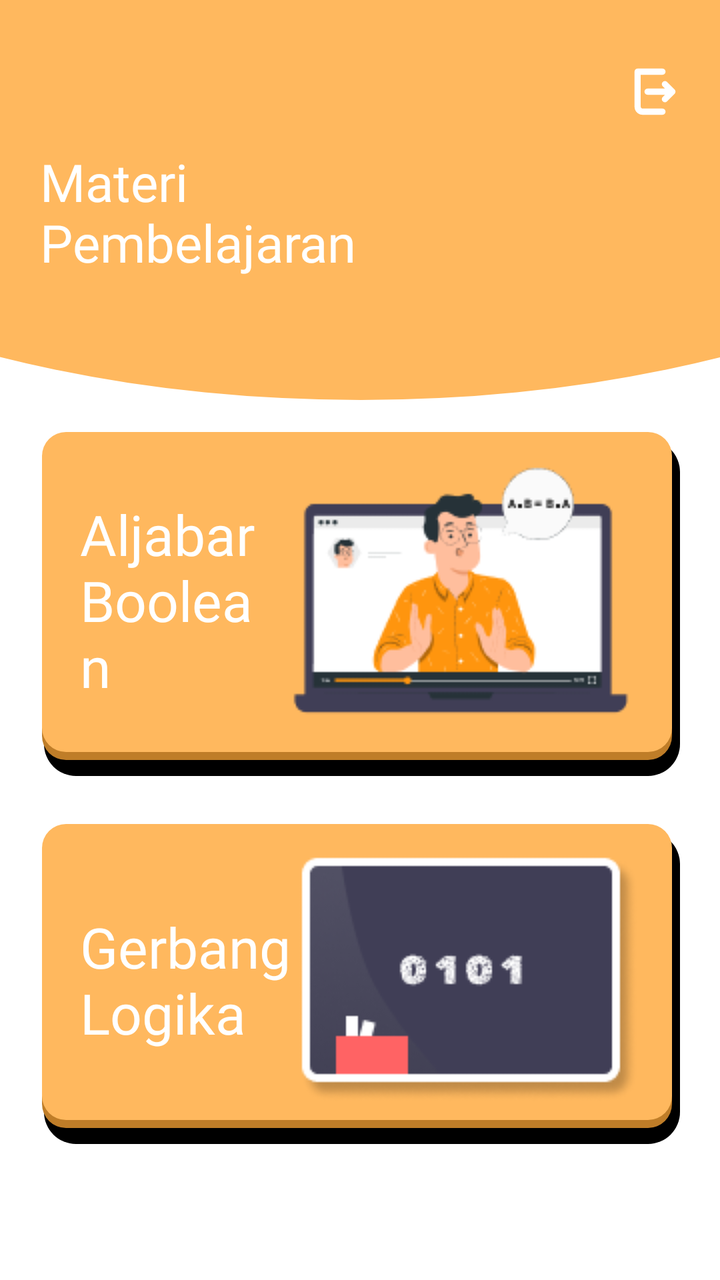
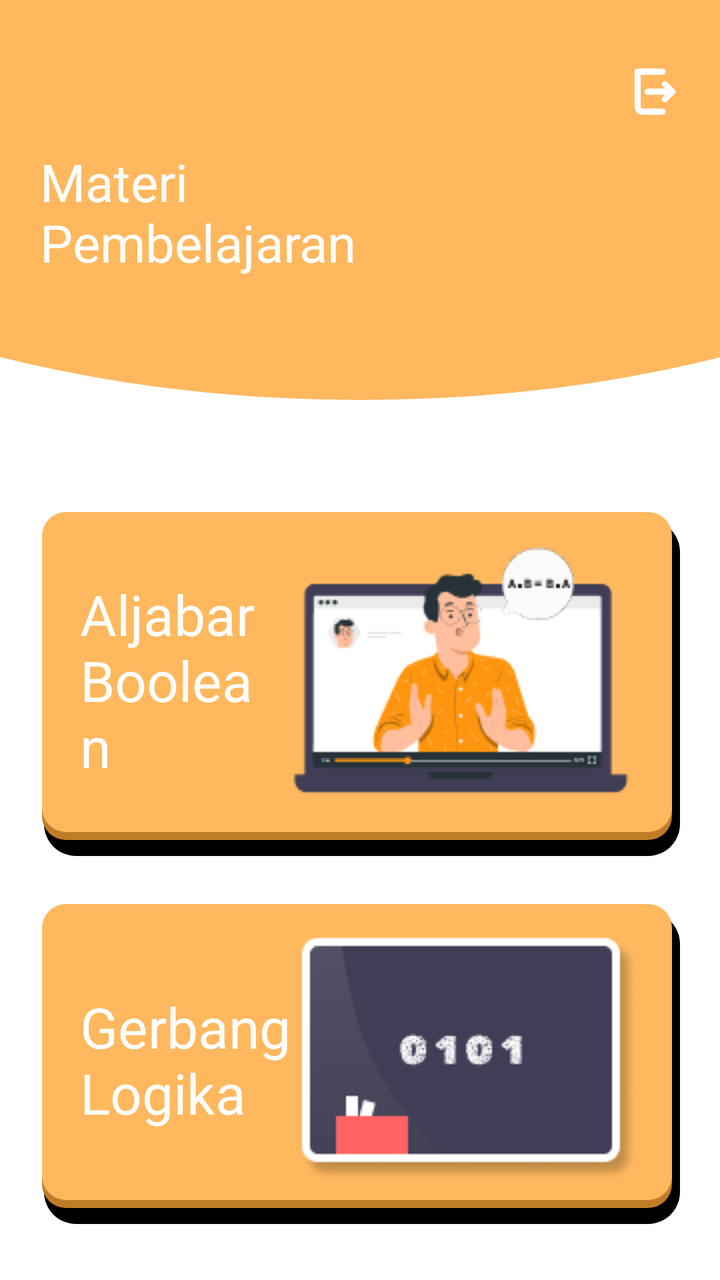

Screens rendered from an Android XML layout before and after an edit, with the pre-edit source and the edit as a unified diff.
<!-- AndroidManifest.xml: application theme Theme.PintuLogika -->
<!-- res/layout/fragment_materi.xml -->
<?xml version="1.0" encoding="utf-8"?>
<androidx.constraintlayout.widget.ConstraintLayout xmlns:android="http://schemas.android.com/apk/res/android"
    xmlns:tools="http://schemas.android.com/tools"
    xmlns:app="http://schemas.android.com/apk/res-auto"
    android:layout_width="match_parent"
    android:layout_height="match_parent"
    android:background="@color/white"
    tools:context=".ui.features.materi.MateriFragment">

    <View
        android:layout_width="800dp"
        android:layout_height="400dp"
        android:translationY="-200dp"
        app:layout_constraintTop_toTopOf="parent"
        app:layout_constraintEnd_toEndOf="parent"
        app:layout_constraintStart_toStartOf="parent"
        android:backgroundTint="@color/orange_reguler"
        android:background="@drawable/bg_orange_circle_shape"/>

    
    <ImageView
        android:id="@+id/btn_keluar"
        android:layout_width="wrap_content"
        android:layout_height="wrap_content"
        android:layout_marginHorizontal="20dp"
        android:minHeight="25dp"
        android:minWidth="25dp"
        android:layout_marginTop="18dp"
        android:background="@android:color/transparent"
        android:src="@drawable/ic_exit"
        app:layout_constraintBottom_toTopOf="@+id/tv_titleOnboarding"
        app:layout_constraintEnd_toEndOf="parent"
        app:layout_constraintTop_toTopOf="parent" />

    
    <TextView
        android:id="@+id/tv_titleOnboarding"
        android:layout_width="0dp"
        android:layout_height="wrap_content"
        android:layout_marginHorizontal="20dp"
        android:layout_marginTop="20dp"
        android:fontFamily="@font/poppins_bold"
        android:text="Materi\nPembelajaran"
        android:textAlignment="viewStart"
        android:textColor="@color/white"
        android:textSize="26sp"
        app:layout_constraintBottom_toTopOf="@+id/guidelineHorizontal"
        app:layout_constraintEnd_toEndOf="parent"
        app:layout_constraintStart_toStartOf="parent"
        app:layout_constraintTop_toTopOf="parent" />
    


    <LinearLayout
        android:id="@+id/card_materiAljabarBoolean"
        android:layout_width="match_parent"
        android:layout_height="wrap_content"
        android:padding="20dp"
        android:gravity="center"
        android:background="@drawable/bg_3d_card_shape_large"
        android:orientation="horizontal"
        android:layout_marginHorizontal="20dp"
        android:layout_marginTop="20dp"
        app:layout_constraintStart_toStartOf="parent"
        app:layout_constraintEnd_toEndOf="parent"
        app:layout_constraintTop_toBottomOf="@+id/guidelineHorizontal">

        <TextView
            android:id="@+id/tv_titleAljabarBoolean"
            android:layout_width="0dp"
            android:layout_height="wrap_content"
            android:layout_weight="1"
            android:text="Aljabar Boolean"
            android:fontFamily="@font/poppins_bold"
            android:textColor="@color/white"
            android:textSize="28sp"/>

        <ImageView
            android:id="@+id/img_materiAljabarBoolean"
            android:layout_width="wrap_content"
            android:layout_height="wrap_content"
            android:src="@drawable/img_materi_aljabar_boolean"/>
    </LinearLayout>

    <LinearLayout
        android:id="@+id/card_materiGerbangLogika"
        android:layout_width="match_parent"
        android:layout_height="wrap_content"
        android:padding="20dp"
        android:gravity="center"
        android:background="@drawable/bg_3d_card_shape_large"
        android:orientation="horizontal"
        android:layout_marginHorizontal="20dp"
        android:layout_marginTop="20dp"
        app:layout_constraintStart_toStartOf="parent"
        app:layout_constraintEnd_toEndOf="parent"
        app:layout_constraintTop_toBottomOf="@+id/card_materiAljabarBoolean">

        <TextView
            android:id="@+id/tv_titleGerbangLogika"
            android:layout_width="0dp"
            android:layout_height="wrap_content"
            android:layout_weight="1"
            android:text="Gerbang\nLogika"
            android:textColor="@color/white"
            android:fontFamily="@font/poppins_bold"
            android:textSize="28sp"/>

        <ImageView
            android:id="@+id/img_materiGerbangLogika"
            android:layout_width="wrap_content"
            android:layout_height="wrap_content"
            android:src="@drawable/img_materi_gerbang_logika"/>
    </LinearLayout>


    <androidx.constraintlayout.widget.Guideline
        android:id="@+id/guidelineHorizontal"
        android:layout_width="wrap_content"
        android:layout_height="64dp"
        android:orientation="horizontal"
        app:layout_constraintEnd_toEndOf="parent"
        app:layout_constraintGuide_percent="0.3"
        app:layout_constraintStart_toStartOf="parent" />

    <androidx.constraintlayout.widget.Guideline
        android:id="@+id/guidelineVertical"
        android:layout_width="wrap_content"
        android:layout_height="64dp"
        android:orientation="vertical"
        app:layout_constraintEnd_toEndOf="parent"
        app:layout_constraintGuide_percent="0.5"
        app:layout_constraintStart_toStartOf="parent" />

</androidx.constraintlayout.widget.ConstraintLayout>
<!-- resources referenced by this layout -->
<resources>
  <color name="orange_reguler">#FFB85E</color>
  <color name="white">#FFFFFFFF</color>
  <!-- drawable bg_3d_card_shape_large (drawable) -->
  <?xml version="1.0" encoding="utf-8"?>
  <layer-list xmlns:android="http://schemas.android.com/apk/res/android">
  
      
      <item android:top="8dp" android:left="2dp">
          <shape android:shape="rectangle">
              <corners android:radius="16dp" />
              <solid android:color="#000000" />
          </shape>
      </item>
  
      
      <item android:bottom="8dp" android:top="8dp" android:left="1dp" android:right="4dp">
          <shape android:shape="rectangle">
              <corners android:radius="12dp" />
              <solid android:color="#BF7D28" />
          </shape>
      </item>
  
      
      <item android:top="4dp" android:bottom="12dp" android:left="1dp" android:right="4dp">
          <shape android:shape="rectangle">
              <corners android:radius="12dp" />
              <solid android:color="@color/orange_reguler" />
          </shape>
      </item>
  </layer-list>
  <!-- drawable bg_orange_circle_shape (drawable) -->
  <?xml version="1.0" encoding="utf-8"?>
  <shape xmlns:android="http://schemas.android.com/apk/res/android"
      android:shape="oval">
      <solid android:color="@color/orange_medium" /> 
  </shape>
  <!-- drawable ic_exit (drawable) -->
  <vector xmlns:android="http://schemas.android.com/apk/res/android"
      android:width="18dp"
      android:height="20dp"
      android:viewportWidth="18"
      android:viewportHeight="20">
    <path
        android:pathData="M12,2.001H2V16.001C2,16.531 2.211,17.04 2.586,17.415C2.961,17.79 3.47,18.001 4,18.001H12M13,13.001L16,10.001M16,10.001L13,7.001M16,10.001H6"
        android:strokeLineJoin="round"
        android:strokeWidth="2.5"
        android:fillColor="#00000000"
        android:strokeColor="#ffffff"
        android:strokeLineCap="round"/>
  </vector>
  <!-- drawable img_materi_aljabar_boolean: png bitmap (drawable, 7933 bytes) -->
  <!-- drawable img_materi_gerbang_logika: png bitmap (drawable, 7413 bytes) -->
  <style name="Theme.PintuLogika" parent="Base.Theme.PintuLogika" />
  <color name="orange_medium">#FF950E</color>
  <style name="Base.Theme.PintuLogika" parent="Theme.Material3.DayNight.NoActionBar">
          
          
      </style>
</resources>

<!-- the commit's change to res/layout/fragment_materi.xml (unified diff, before → after) -->
@@ -11,6 +11,7 @@
         android:layout_width="800dp"
         android:layout_height="400dp"
         android:translationY="-200dp"
+        android:elevation="0dp"
         app:layout_constraintTop_toTopOf="parent"
         app:layout_constraintEnd_toEndOf="parent"
         app:layout_constraintStart_toStartOf="parent"
@@ -60,10 +61,10 @@
         android:background="@drawable/bg_3d_card_shape_large"
         android:orientation="horizontal"
         android:layout_marginHorizontal="20dp"
-        android:layout_marginTop="20dp"
+        android:layout_marginTop="60dp"
         app:layout_constraintStart_toStartOf="parent"
         app:layout_constraintEnd_toEndOf="parent"
-        app:layout_constraintTop_toBottomOf="@+id/guidelineHorizontal">
+        app:layout_constraintTop_toBottomOf="@id/guidelineHorizontal">
 
         <TextView
             android:id="@+id/tv_titleAljabarBoolean"
